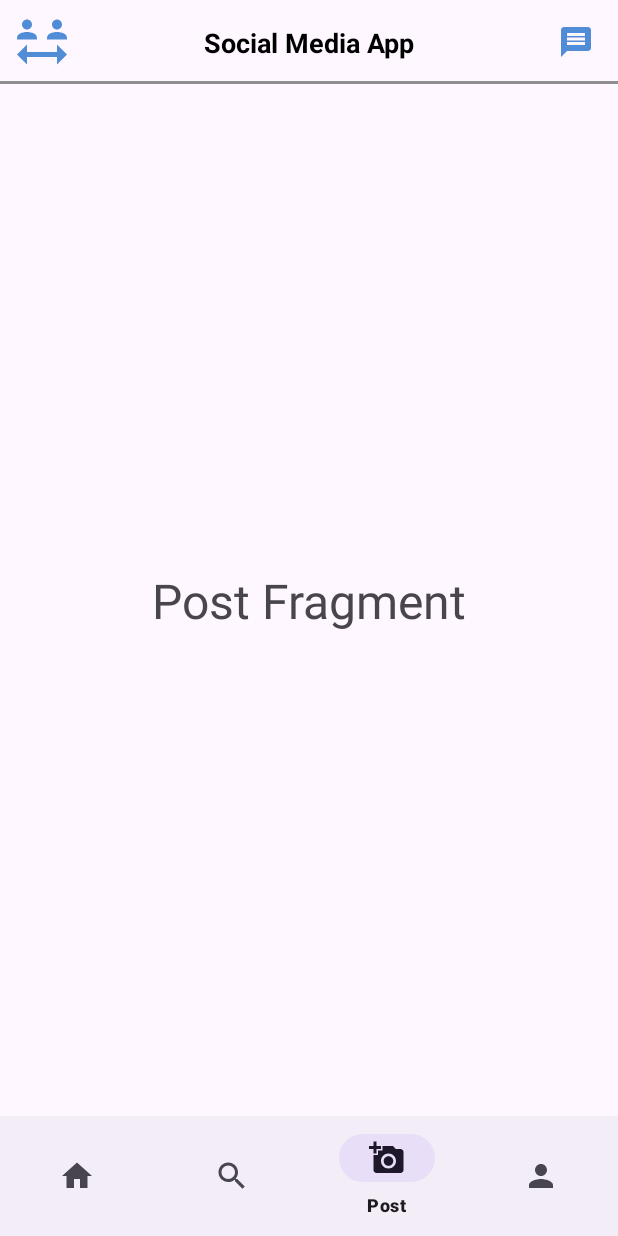
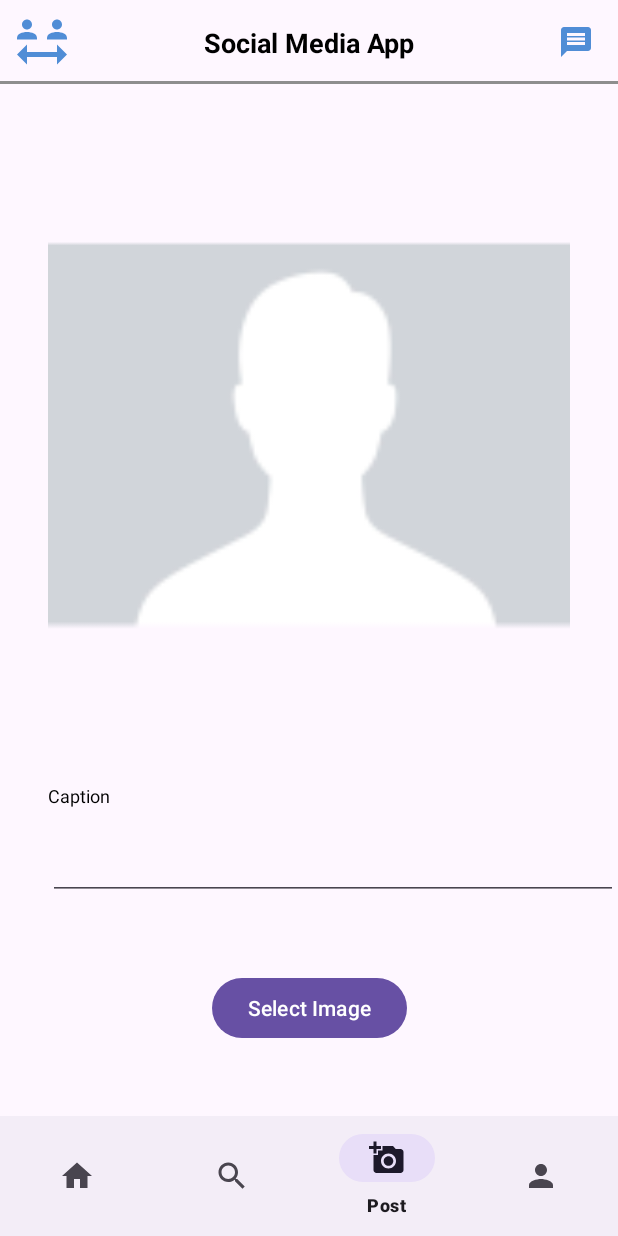
Before and after one commit to stym-rj/Social-Media-App, an Android app: the screen it shows after launch once a user with an empty profile is signed in (MainActivity), item 3 of the bottom bar chosen, on a phone screen of 412 x 824 dp. Run offline under Robolectric (Android 15) with nearby library versions, the phone set to English and light mode, and no system bars; our stand-ins replace Firebase (no records; nobody signed in at launch, a user with empty details on screens opened directly).

Commit message:
MainActivity- Post fragment UI setup

```diff
--- a/app/src/main/java/com/example/fragments/FragmentPost.kt
+++ b/app/src/main/java/com/example/fragments/FragmentPost.kt
@@ -6,15 +6,25 @@ import android.view.LayoutInflater
 import android.view.View
 import android.view.ViewGroup
 import com.example.socialmediaapp.R
+import com.example.socialmediaapp.databinding.ActivityMainFragmentPostBinding
 
 class FragmentPost : Fragment() {
+
+    private val binding by lazy {
+        ActivityMainFragmentPostBinding.inflate(layoutInflater)
+    }
     override fun onCreateView(
         inflater: LayoutInflater, container: ViewGroup?,
         savedInstanceState: Bundle?
     ): View? {
-        // Inflate the layout for this fragment
-        return inflater.inflate(R.layout.activity_main_fragment_post, container, false)
 
+        val view = binding.root
+
+
+
+
+
+        return view
 
     }
 }
--- a/app/src/main/res/layout/activity_main_fragment_post.xml
+++ b/app/src/main/res/layout/activity_main_fragment_post.xml
@@ -6,15 +6,52 @@
     android:layout_height="match_parent"
     tools:context="com.example.fragments.FragmentPost">
 
-    <!-- TODO: Update blank fragment layout -->
-    <TextView
-        android:layout_width="wrap_content"
-        android:layout_height="wrap_content"
-        android:textSize="32sp"
+
+    <androidx.constraintlayout.utils.widget.ImageFilterView
+        android:id="@+id/ivPhoto"
+        android:layout_width="match_parent"
+        android:layout_height="0dp"
+        android:src="@mipmap/default_profile_pic"
+        android:scaleType="centerCrop"
+        android:layout_margin="32dp"
         app:layout_constraintTop_toTopOf="parent"
         app:layout_constraintStart_toStartOf="parent"
         app:layout_constraintEnd_toEndOf="parent"
+        app:layout_constraintBottom_toTopOf="@+id/tvCaption" />
+
+    <TextView
+        android:id="@+id/tvCaption"
+        android:layout_width="wrap_content"
+        android:layout_height="wrap_content"
+        android:text="Caption"
+        android:textSize="12sp"
+        android:textColor="@color/black"
+        android:layout_marginBottom="16dp"
+        android:layout_marginStart="32dp"
+        app:layout_constraintTop_toBottomOf="@id/ivPhoto"
+        app:layout_constraintStart_toStartOf="parent"
+        app:layout_constraintBottom_toTopOf="@+id/etCaption" />
+
+    <EditText
+        android:id="@+id/etCaption"
+        android:layout_width="match_parent"
+        android:layout_height="wrap_content"
+        android:layout_marginStart="32dp"
+        app:layout_constraintTop_toBottomOf="@id/tvCaption"
+        app:layout_constraintStart_toStartOf="parent"
+        app:layout_constraintEnd_toEndOf="parent"
+        app:layout_constraintBottom_toTopOf="@+id/btnSelectImage" />
+
+    <Button
+        android:id="@+id/btnSelectImage"
+        android:layout_width="wrap_content"
+        android:layout_height="wrap_content"
+        android:text="Select Image"
+        android:layout_margin="48dp"
+        app:layout_constraintStart_toStartOf="parent"
+        app:layout_constraintEnd_toEndOf="parent"
         app:layout_constraintBottom_toBottomOf="parent"
-        android:text="Post Fragment" />
+        app:layout_constraintTop_toBottomOf="@+id/etCaption" />
+
 
 </androidx.constraintlayout.widget.ConstraintLayout>
```
